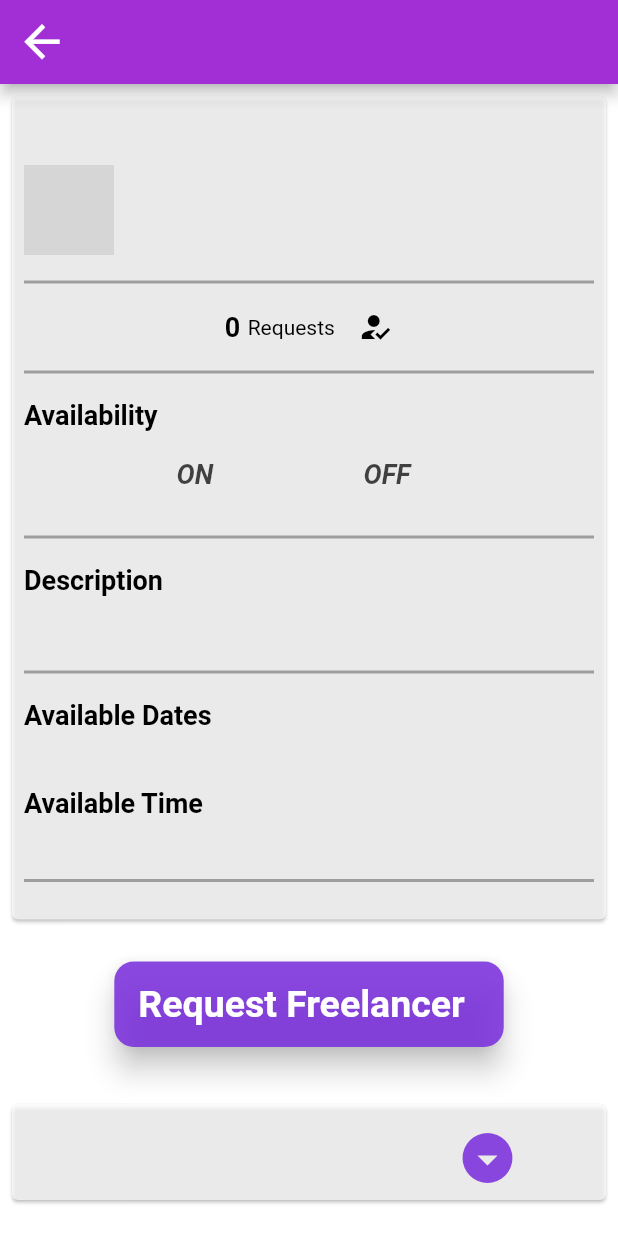
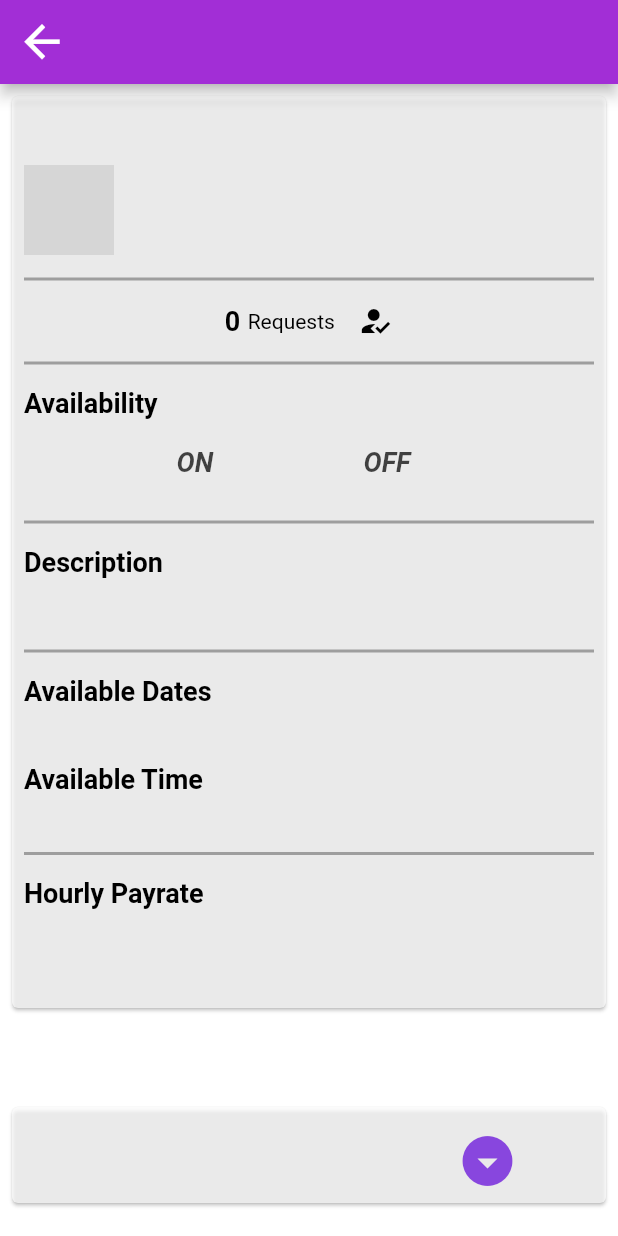
Before and after one commit to esmailg/Flexibleea, a Flutter app: the FreelancerDetailsScreen screen opened directly with empty values, on a phone screen of 412 x 824 dp. Run offline on Flutter 3.47's test engine with Material 2 defaults, Android fonts, the phone set to English and light mode, and no system bars; our stand-ins replace cloud_firestore, curved_navigation_bar, firebase_auth, firebase_core, firebase_storage, fluttertoast and 3 more; missing offline and left inert: flutter_document_picker, time_range_picker; accounts and stored records are empty; network calls fail; grey boxes are pictures that could not be loaded.

Commit message:
completed everything!!

```diff
--- a/lib/freelancer/expertise.dart
+++ b/lib/freelancer/expertise.dart
@@ -32,6 +32,7 @@ class _ExpertiseState extends State<Expertise> {
       TextEditingController(text: 'Select available date');
   final TextEditingController _timePickerController =
       TextEditingController(text: 'Select available time');
+  final TextEditingController _payRateController = TextEditingController();
 
   final FirebaseAuth _auth = FirebaseAuth.instance;
   final _formKey = GlobalKey<FormState>();
@@ -49,6 +50,7 @@ class _ExpertiseState extends State<Expertise> {
     _jobDescriptionController.dispose();
     _datePickerController.dispose();
     _timePickerController.dispose();
+    _payRateController.dispose();
   }
 
   Widget _textTitles({required String label}) {
@@ -235,6 +237,7 @@ class _ExpertiseState extends State<Expertise> {
           'description': _jobDescriptionController.text,
           'availableDate': _datePickerController.text,
           'availableTime': _timePickerController.text,
+          'hourlyPayRate': _payRateController.text,
           'reviews': [],
           'recruitment': true,
           'createdAt': Timestamp.now(),
@@ -252,6 +255,7 @@ class _ExpertiseState extends State<Expertise> {
 
         _jobTitleController.clear();
         _jobDescriptionController.clear();
+        _payRateController.clear();
         setState(() {
           _expertiseController.text = 'Choose category';
           _datePickerController.text = 'Choose Available date';
@@ -396,6 +400,14 @@ class _ExpertiseState extends State<Expertise> {
                               },
                               maxLength: 100,
                             ),
+                            _textTitles(label: 'Hourly Rate: '),
+                            _textFormField(
+                              valueKey: 'Jobtitle',
+                              controller: _payRateController,
+                              enabled: true,
+                              fct: () {},
+                              maxLength: 30,
+                            ),
                           ],
                         ),
                       ),
--- a/lib/freelancer/freelancer_details.dart
+++ b/lib/freelancer/freelancer_details.dart
@@ -32,6 +32,7 @@ class _FreelancerDetailsScreenState extends State<FreelancerDetailsScreen> {
   String? userImageUrl;
   String? expertiseCategory;
   String? expertiseDescription;
+  String? hourlyPayRate;
   String? expertiseTitle;
   bool? recruitment;
   Timestamp? postedDateTimeStamp;
@@ -103,6 +104,7 @@ class _FreelancerDetailsScreenState extends State<FreelancerDetailsScreen> {
         postedDateTimeStamp = expertiseDatabase.get('createdAt');
         availableDate = expertiseDatabase.get('availableDate');
         availableTime = expertiseDatabase.get('availableTime');
+        hourlyPayRate = expertiseDatabase.get('hourlyPayRate');
       });
     }
   }
@@ -111,14 +113,14 @@ class _FreelancerDetailsScreenState extends State<FreelancerDetailsScreen> {
     return Column(
       children: const [
         SizedBox(
-          height: 10,
+          height: 8,
         ),
         Divider(
           thickness: 2,
           color: Colors.grey,
         ),
         SizedBox(
-          height: 10,
+          height: 8,
         ),
       ],
     );
@@ -444,6 +446,28 @@ class _FreelancerDetailsScreenState extends State<FreelancerDetailsScreen> {
                           ),
                         ),
                         dividerWidget(),
+                        const Text(
+                          'Hourly Payrate',
+                          style: TextStyle(
+                            fontSize: 18,
+                            color: Colors.black,
+                            fontWeight: FontWeight.bold,
+                          ),
+                        ),
+                        const SizedBox(
+                          height: 15,
+                        ),
+                        Text(
+                          hourlyPayRate == null ? '' : hourlyPayRate!,
+                          textAlign: TextAlign.justify,
+                          style: const TextStyle(
+                            fontSize: 15,
+                            color: Colors.black,
+                          ),
+                        ),
+                        SizedBox(
+                          height: 25,
+                        ),
                       ],
                     ),
                   ),
@@ -452,7 +476,11 @@ class _FreelancerDetailsScreenState extends State<FreelancerDetailsScreen> {
               const SizedBox(
                 height: 20,
               ),
-              Center(
+              Row(
+                mainAxisAlignment: MainAxisAlignment.center,
+                children: [
+                  FirebaseAuth.instance.currentUser!.uid != widget.uploadedBy
+                      ? Center(
                           child: MaterialButton(
                             onPressed: () {
                               requestExpertise();
@@ -483,6 +511,9 @@ class _FreelancerDetailsScreenState extends State<FreelancerDetailsScreen> {
                               ),
                             ),
                           ),
+                        )
+                      : Container(),
+                ],
               ),
               const SizedBox(
                 height: 30,
--- a/lib/services/global_variables.dart
+++ b/lib/services/global_variables.dart
@@ -4,3 +4,4 @@ String? phone = '';
 String? availableDate = '';
 String? availableTime = '';
 String? expertise = '';
+String? hourlyPayRate = '';
```
Also changed, not shown: 2 other files. Lines whose indentation alone changed are shown as unchanged.
